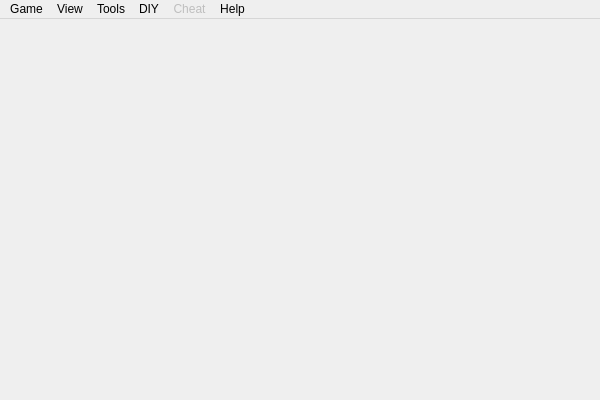
Above: src/dialog/mainwindow.ui from lwtmusou/touhoukill before the change. Below: the same form after it.
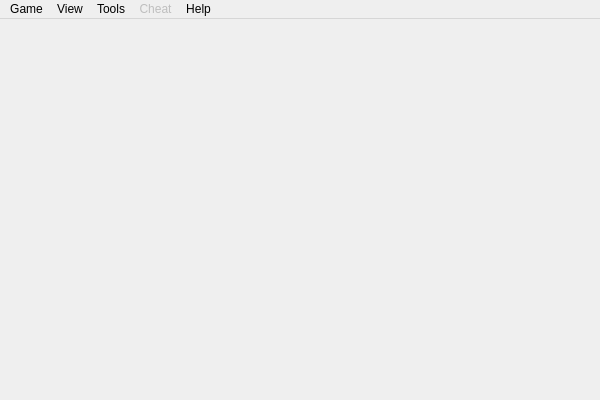
That is the form after the change. Icons and pictures are not drawn.

Patch:
```diff
--- a/src/dialog/mainwindow.ui
+++ b/src/dialog/mainwindow.ui
@@ -20,7 +20,7 @@
      <x>0</x>
      <y>0</y>
      <width>600</width>
-     <height>23</height>
+     <height>22</height>
     </rect>
    </property>
    <widget class="QMenu" name="menuGame">
@@ -89,17 +89,9 @@
     <addaction name="actionRevive_wand"/>
     <addaction name="actionExecute_script_at_server_side"/>
    </widget>
-   <widget class="QMenu" name="menuDIY">
-    <property name="title">
-     <string>DIY</string>
-    </property>
-    <addaction name="actionCard_editor"/>
-    <addaction name="actionPackaging"/>
-   </widget>
    <addaction name="menuGame"/>
    <addaction name="menuView"/>
    <addaction name="menuOptions"/>
-   <addaction name="menuDIY"/>
    <addaction name="menuCheat"/>
    <addaction name="menuHelp"/>
   </widget>
```
